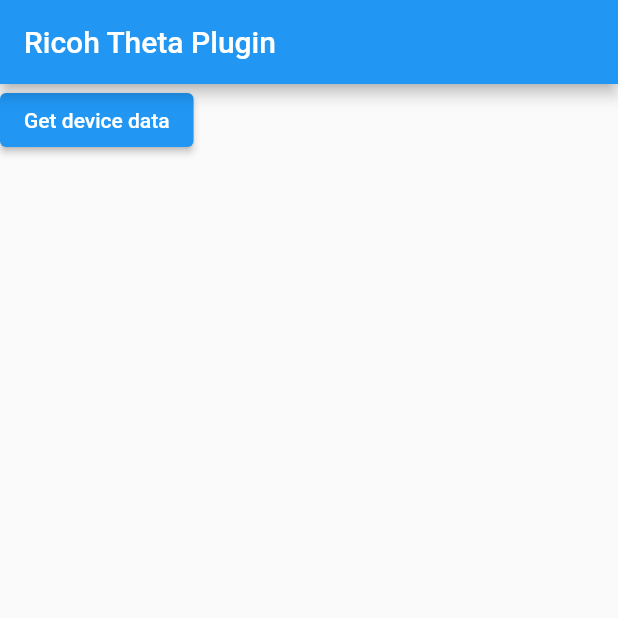
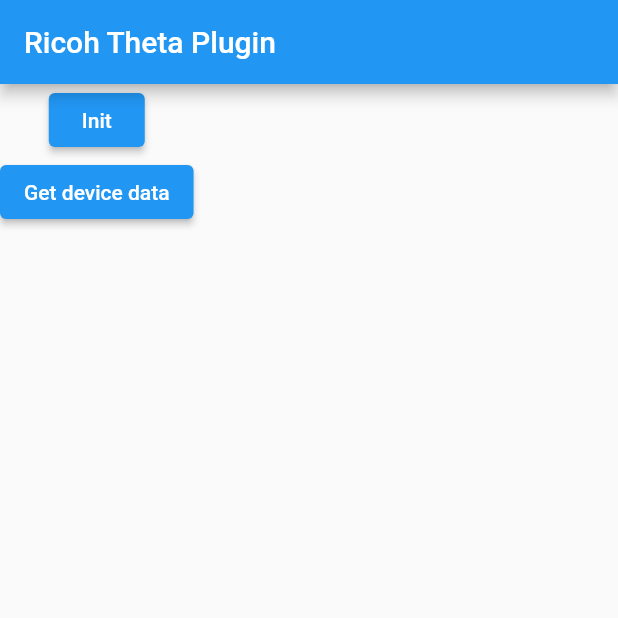
Before and after one commit to istornz/ricoh_theta, a Flutter app: the screen it shows after launch, after a tap on "Get device data", on a phone screen of 412 x 824 dp, the top half of it. Run offline on Flutter 3.47's test engine with Material 2 defaults, Android fonts, the phone set to English and light mode, and no system bars; our stand-ins replace plugin_platform_interface.

Commit message:
✨ Add Ricoh official SDK

```diff
--- a/example/lib/main.dart
+++ b/example/lib/main.dart
@@ -1,7 +1,5 @@
 import 'package:flutter/material.dart';
-import 'dart:async';
-
-import 'package:flutter/services.dart';
+import 'package:ricoh_theta/models/device_info.dart';
 import 'package:ricoh_theta/ricoh_theta.dart';
 
 void main() {
@@ -16,6 +14,7 @@
 }
 
 class _MyAppState extends State<MyApp> {
+  DeviceInfo? _deviceInfo;
   final _ricohThetaPlugin = RicohTheta();
 
   @override
@@ -28,11 +27,22 @@
         body: Column(children: [
           ElevatedButton(
             onPressed: () async {
-              final data = _ricohThetaPlugin.getDeviceInfo();
-              print(data);
+              _ricohThetaPlugin.init();
+            },
+            child: const Text('Init'),
+          ),
+          ElevatedButton(
+            onPressed: () async {
+              final data = await _ricohThetaPlugin.getDeviceInfo();
+              setState(() {
+                _deviceInfo = data;
+              });
             },
             child: const Text('Get device data'),
-          )
+          ),
+          Text(_deviceInfo?.model ?? ''),
+          Text(_deviceInfo?.serialNumber ?? ''),
+          Text(_deviceInfo?.firmwareVersion ?? ''),
         ]),
       ),
     );
--- a/lib/models/device_info.dart
+++ b/lib/models/device_info.dart
@@ -8,4 +8,12 @@
     required this.firmwareVersion,
     required this.serialNumber,
   });
+
+  factory DeviceInfo.fromMap(Map<String, dynamic> map) {
+    return DeviceInfo(
+      model: map['model'],
+      firmwareVersion: map['firmwareVersion'],
+      serialNumber: map['serialNumber'],
+    );
+  }
 }
--- a/lib/ricoh_theta.dart
+++ b/lib/ricoh_theta.dart
@@ -1,8 +1,14 @@
+
+import 'package:ricoh_theta/models/device_info.dart';
 
 import 'ricoh_theta_platform_interface.dart';
 
 class RicohTheta {
-  Future<String?> getDeviceInfo() {
+  Future init() {
+    return RicohThetaPlatform.instance.init();
+  }
+
+  Future<DeviceInfo?> getDeviceInfo() {
     return RicohThetaPlatform.instance.getDeviceInfo();
   }
 }
--- a/lib/ricoh_theta_method_channel.dart
+++ b/lib/ricoh_theta_method_channel.dart
@@ -1,5 +1,6 @@
 import 'package:flutter/foundation.dart';
 import 'package:flutter/services.dart';
+import 'package:ricoh_theta/models/device_info.dart';
 
 import 'ricoh_theta_platform_interface.dart';
 
@@ -8,8 +9,13 @@
   final methodChannel = const MethodChannel('ricoh_theta');
 
   @override
-  Future<String?> getDeviceInfo() async {
-    final version = await methodChannel.invokeMethod<String>('getDeviceInfo');
-    return version;
+  Future<DeviceInfo?> getDeviceInfo() async {
+    final data = await methodChannel.invokeMapMethod<String, String>('getDeviceInfo');
+    return data != null ? DeviceInfo.fromMap(data) : null;
+  }
+
+  @override
+  Future init() async {
+    return methodChannel.invokeMethod<String>('init');
   }
 }
--- a/lib/ricoh_theta_platform_interface.dart
+++ b/lib/ricoh_theta_platform_interface.dart
@@ -1,4 +1,5 @@
 import 'package:plugin_platform_interface/plugin_platform_interface.dart';
+import 'package:ricoh_theta/models/device_info.dart';
 
 import 'ricoh_theta_method_channel.dart';
 
@@ -16,7 +17,11 @@
     _instance = instance;
   }
 
-  Future<String?> getDeviceInfo() {
+  Future init() {
+    throw UnimplementedError('init() has not been implemented.');
+  }
+
+  Future<DeviceInfo?> getDeviceInfo() {
     throw UnimplementedError('getDeviceInfo() has not been implemented.');
   }
 }
```
Also changed, not shown: 32 other files.
